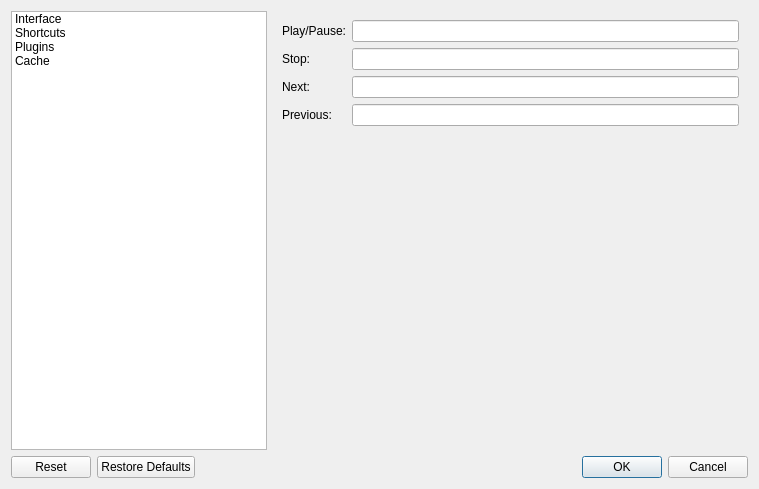
The window that app/dlg_preferences.ui (ColinDuquesnoy/MellowPlayer) describes before a commit, drawn with Qt 5.
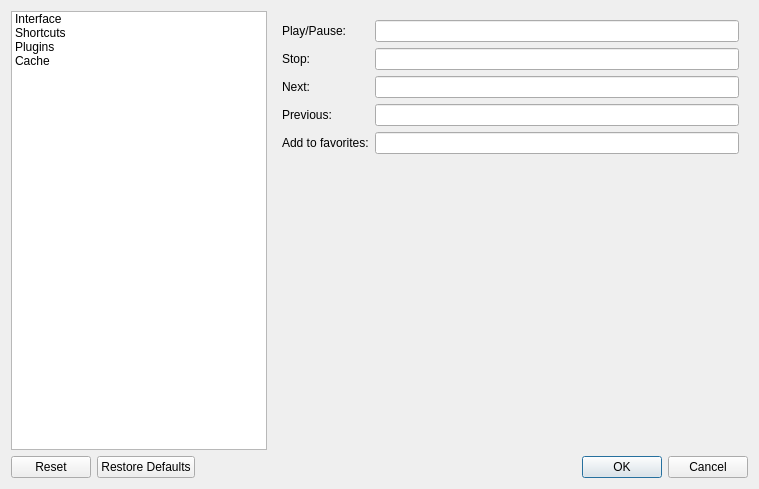
The same window after the commit. The open tabs and pages were chosen to show the change. Icons and pictures are not drawn. Custom widgets are drawn as their Qt base class.

Commit message:
Add action "Add to favorites" to main window
The actual implemention must still be done for grooveshark and deezer

The edit to the form file:
```diff
--- a/app/dlg_preferences.ui
+++ b/app/dlg_preferences.ui
@@ -156,6 +156,16 @@
          <item row="3" column="1">
           <widget class="KeySequenceEdit" name="lineEditPrevious"/>
          </item>
+         <item row="4" column="0">
+          <widget class="QLabel" name="label">
+           <property name="text">
+            <string>Add to favorites:</string>
+           </property>
+          </widget>
+         </item>
+         <item row="4" column="1">
+          <widget class="KeySequenceEdit" name="lineEditFavorite"/>
+         </item>
         </layout>
        </widget>
        <widget class="QWidget" name="pagePlugins">
```
Left out of the diff: 2 changed lines with no effect on the pictures. The commit also changes 9 other files.
